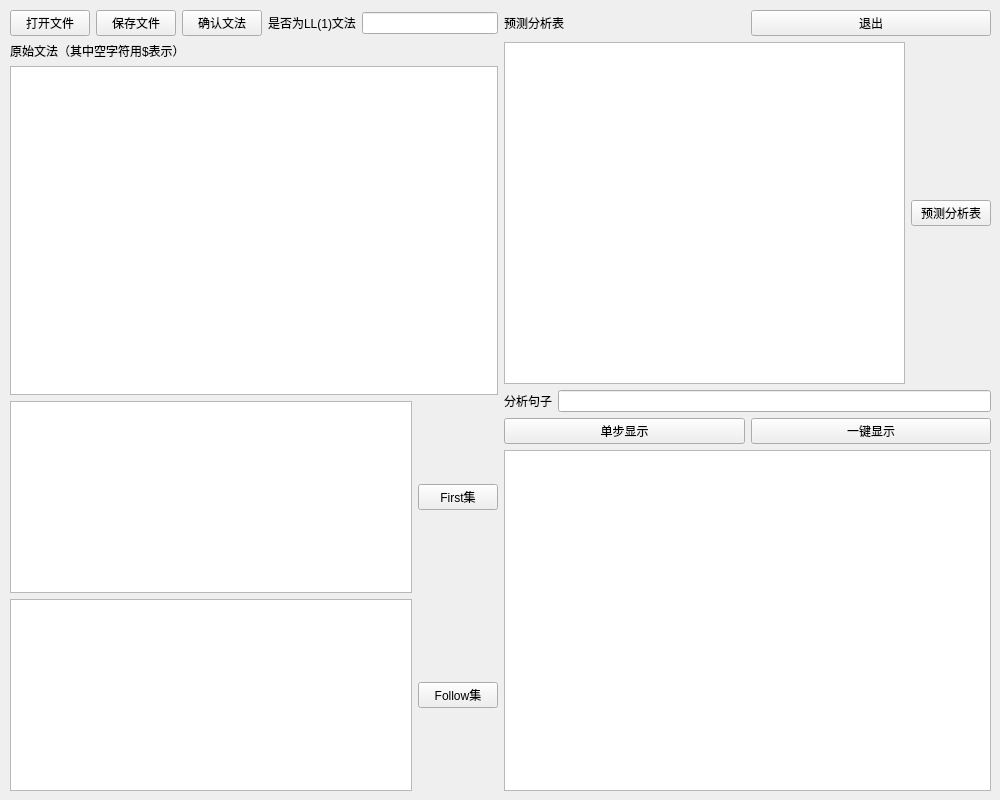
Qt form LL1GUI.ui (world-XNB/Compiler) before a commit.
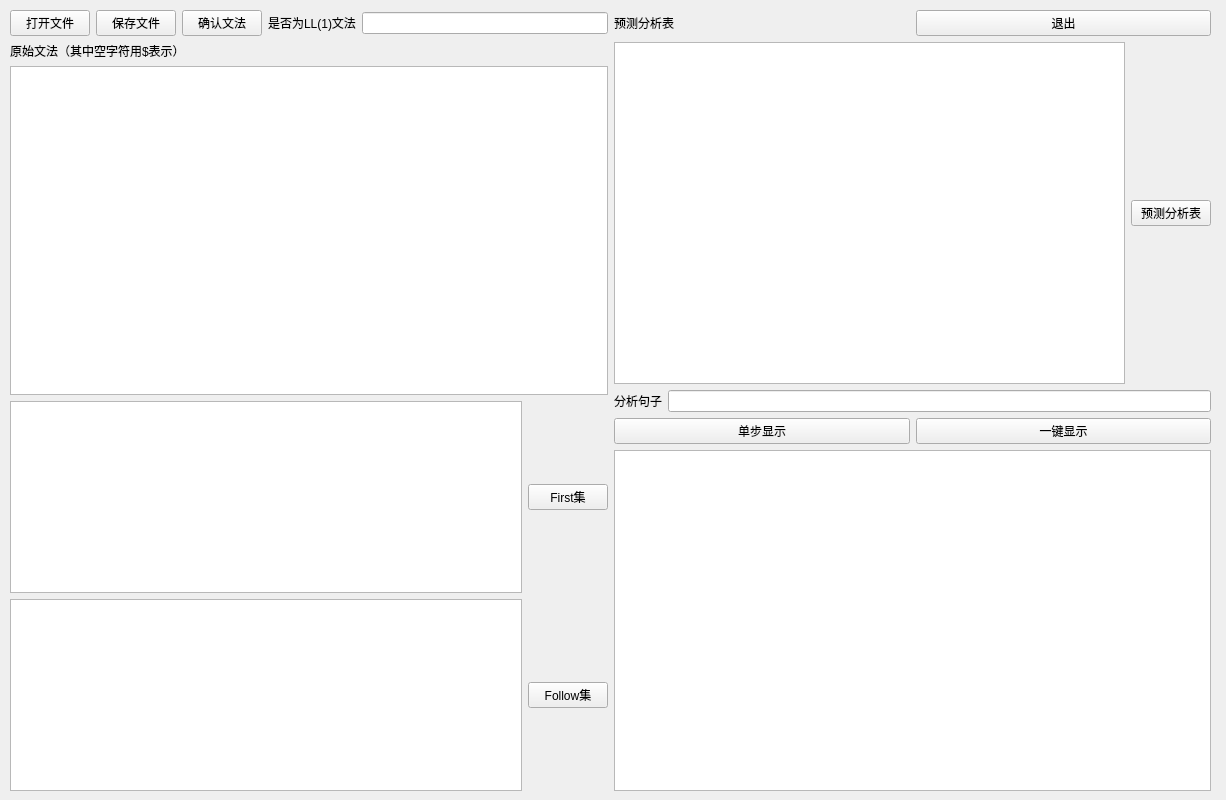
The same form after that commit.

What changed in the file:
```diff
--- a/LL1GUI.ui
+++ b/LL1GUI.ui
@@ -6,7 +6,7 @@
    <rect>
     <x>0</x>
     <y>0</y>
-    <width>1000</width>
+    <width>1226</width>
     <height>800</height>
    </rect>
   </property>
@@ -18,7 +18,7 @@
     <rect>
      <x>10</x>
      <y>10</y>
-     <width>981</width>
+     <width>1201</width>
      <height>781</height>
     </rect>
    </property>
```
Left out of the diff: 160 changed lines with no effect on the pictures.
